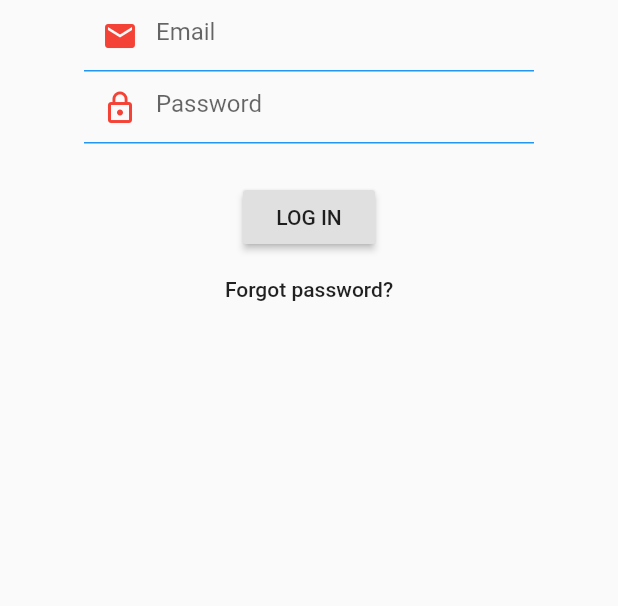
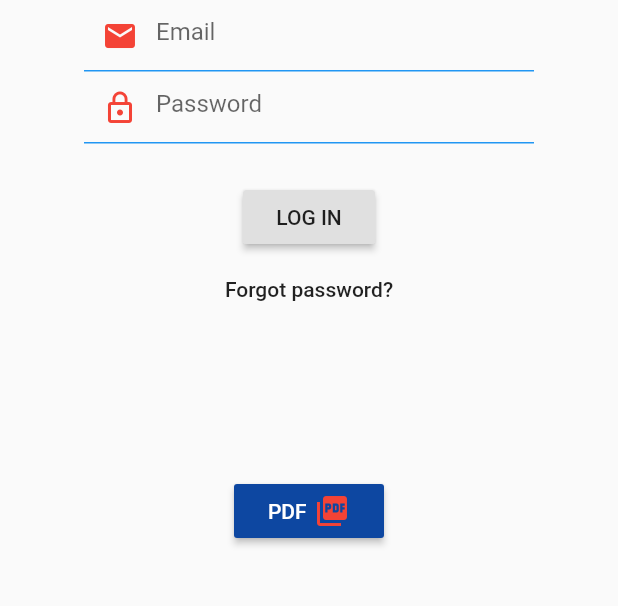
Before and after one commit to jmontesoca/WorkFlow, a Flutter app: the screen it shows after launch, on a phone screen of 412 x 824 dp, the part 503-1109 px from its top. Run offline on Flutter 3.47's test engine with Material 2 defaults, Android fonts, the phone set to English and light mode, and no system bars.

Commit message:
PDF button
Scared to commit , but heres my PDF button with modular characteristics ;)

```diff
--- a/flutterApp/lib/EvaluatorPG.dart
+++ b/flutterApp/lib/EvaluatorPG.dart
@@ -1,4 +1,5 @@
 import 'package:flutter/material.dart';
+import 'package:flutterApp/menuWidgets.dart';
 
 //Dont change class name (FirstRoute) without changing it in main.dart.
 class FirstRoute extends StatelessWidget {
@@ -158,6 +159,9 @@ class FirstRoute extends StatelessWidget {
                             SizedBox(
                               height: 50,
                             ),
+
+                            PDFMaker(),
+
                           ],
                         )),
                   ],
--- a/flutterApp/lib/loginPage.dart
+++ b/flutterApp/lib/loginPage.dart
@@ -3,6 +3,7 @@ import 'package:flutter/material.dart';
 import 'package:flutter/rendering.dart';
 import 'package:flutter/widgets.dart';
 import 'package:flutterApp/EvaluatorPG.dart';
+import 'package:flutterApp/menuWidgets.dart';
 
 
 class LoginPage extends StatelessWidget {
@@ -110,12 +111,22 @@ class LoginFormState extends State<LoginForm> {
                 onPressed: onPressed,
                 child: Text('LOG IN'),
               ),
+
+
               FlatButton(
                 onPressed: () {},
                 child: Text(
                   "Forgot password?",
                 ),
               ),
+////////////////////////////
+
+             SizedBox(height: 100,
+             ),
+
+             PDFMaker(),
+
+/////////////////////////////
             ]),
           ),
         ),
--- a/flutterApp/lib/main.dart
+++ b/flutterApp/lib/main.dart
@@ -1,8 +1,5 @@
 import 'package:flutter/material.dart';
-import 'package:flutter/rendering.dart';
 import 'package:flutter/widgets.dart';
-import 'package:flutterApp/EvaluatorPG.dart';
-import 'package:flutterApp/widgets.dart';
 import 'package:flutterApp/loginPage.dart';
 
 
--- /dev/null
+++ b/flutterApp/lib/menuWidgets.dart
@@ -0,0 +1,95 @@
+import 'package:flutter/material.dart';
+import 'package:flutter/widgets.dart';
+
+class PDFMaker extends StatefulWidget {
+  @override
+  PDFMakerState createState() {
+    return PDFMakerState();
+  }
+}
+
+class PDFMakerState extends State<PDFMaker> {
+//CAN ADD functions in here
+  void PDFpopUp() {
+    Widget optionONE = SimpleDialogOption(
+      child: Row(
+        children: [
+          Icon(
+            Icons.check_box_outline_blank,
+            color: Colors.lightBlue,
+          ),
+          Padding(
+            padding: EdgeInsets.only(
+                left: 10), //creates space between icon and company name
+            child: Text("Sexy Kitchen"),
+          ),
+        ],
+      ),
+      onPressed: () {
+        //process one pdf here, but for multiple
+        //we will need to use more modular tactics for the list of startups
+        //and create a set so they can be saved in
+        //We should add checkbox for multi select indicator
+        //so if unique startup in list is found in saved set,
+        //we then can be able to allow functionality for unmarking the checkbox
+        //Similar to this: https://github.com/flutter/codelabs/blob/master/startup_namer/step6_add_interactivity/lib/main.dart
+      },
+    );
+
+    Widget optionTWO = SimpleDialogOption(
+      child: Row(
+        children: [
+          Icon(
+            Icons.check_box_outline_blank,
+            color: Colors.lightBlue,
+          ),
+          Padding(
+            padding: EdgeInsets.only(left: 10),
+            child: Text("Gabe's StartUp"),
+          ),
+        ],
+      ),
+      onPressed: () {},
+    );
+
+    SimpleDialog dialog = SimpleDialog(
+      title: Text("Choose StartUp"),
+      children: <Widget>[
+        optionONE,
+        optionTWO,
+      ],
+    );
+
+    showDialog(
+        context: context,
+        builder: (BuildContext context) {
+          return dialog;
+        });
+  }
+
+  @override
+  Widget build(BuildContext context) {
+    return Container(
+      child: Container(
+        child: SizedBox(
+          width: 100,
+          child: RaisedButton(
+              textColor: Colors.white,
+              color: Colors.blue[900],
+              onPressed: PDFpopUp,
+              child: Row(
+                mainAxisAlignment: MainAxisAlignment.center, // Centers children in row
+                children: [
+                  Text('PDF'),
+                  SizedBox(width: 5), //creates a space in between text and icon
+                  Icon(
+                    Icons.picture_as_pdf,
+                    color: Colors.red,
+                  ),
+                ],
+              )),
+        ),
+      ),
+    );
+  }
+}
```
